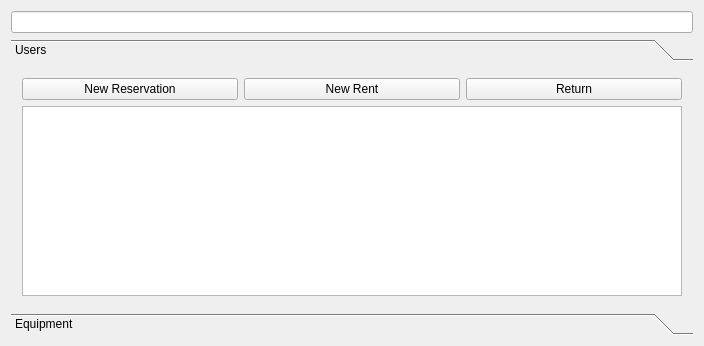
The window that ski_rent/ski_rent/ui/mainwindow.ui (shybovycha/ski-rent) describes before a commit, drawn with Qt 5.
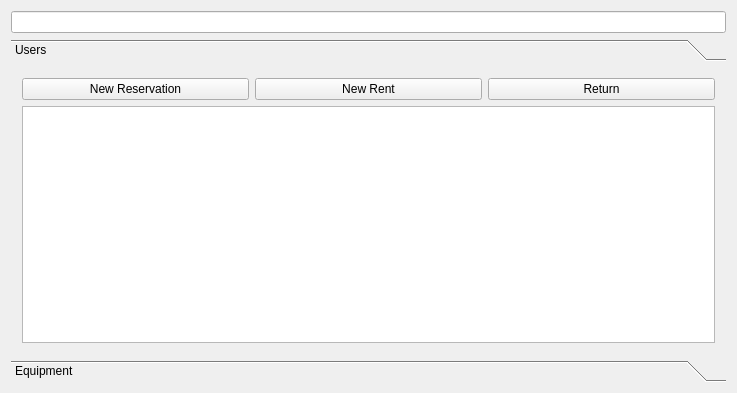
The same window after the commit. The open tabs and pages were chosen to show the change.

```diff
--- a/ski_rent/ski_rent/ui/mainwindow.ui
+++ b/ski_rent/ski_rent/ui/mainwindow.ui
@@ -6,8 +6,8 @@
    <rect>
     <x>0</x>
     <y>0</y>
-    <width>704</width>
-    <height>346</height>
+    <width>737</width>
+    <height>393</height>
    </rect>
   </property>
   <property name="windowTitle">
@@ -24,8 +24,8 @@
        <rect>
         <x>0</x>
         <y>0</y>
-        <width>686</width>
-        <height>241</height>
+        <width>719</width>
+        <height>288</height>
        </rect>
       </property>
       <attribute name="label">
@@ -60,15 +60,9 @@
           </layout>
          </item>
          <item>
-          <widget class="QColumnView" name="userList">
-           <property name="alternatingRowColors">
-            <bool>true</bool>
-           </property>
-           <property name="selectionMode">
-            <enum>QAbstractItemView::SingleSelection</enum>
-           </property>
-           <property name="selectionBehavior">
-            <enum>QAbstractItemView::SelectRows</enum>
+          <widget class="QTableView" name="userList">
+           <property name="editTriggers">
+            <set>QAbstractItemView::NoEditTriggers</set>
            </property>
           </widget>
          </item>
```
Left out of the diff: 18 changed lines with no effect on the pictures.
